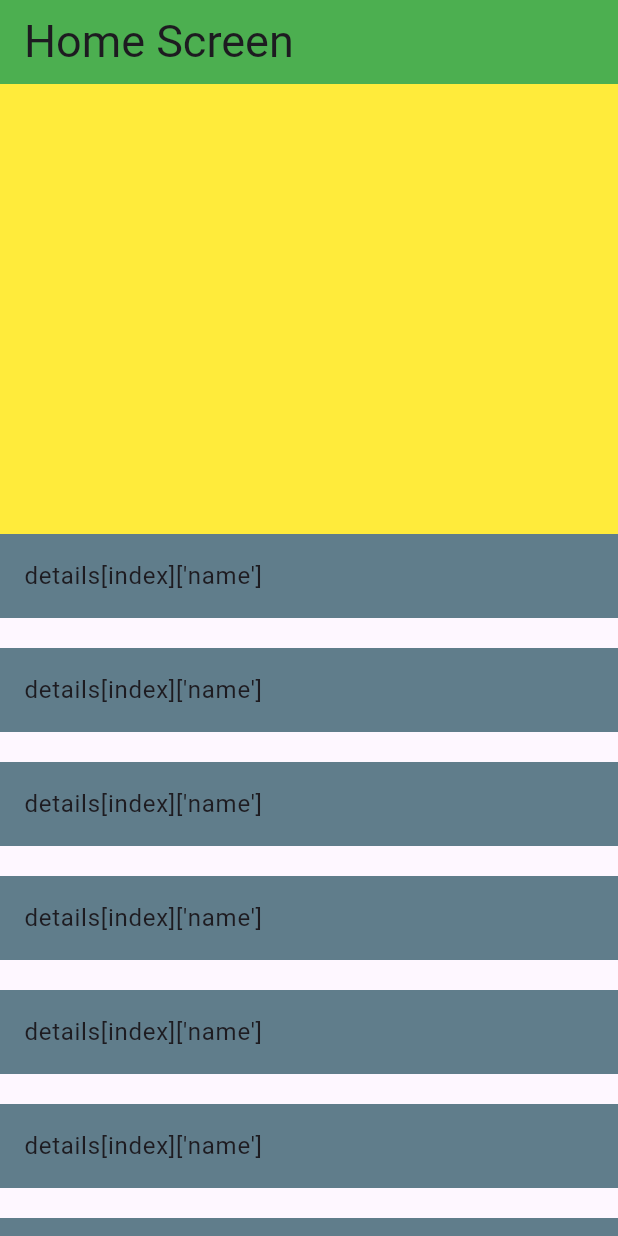
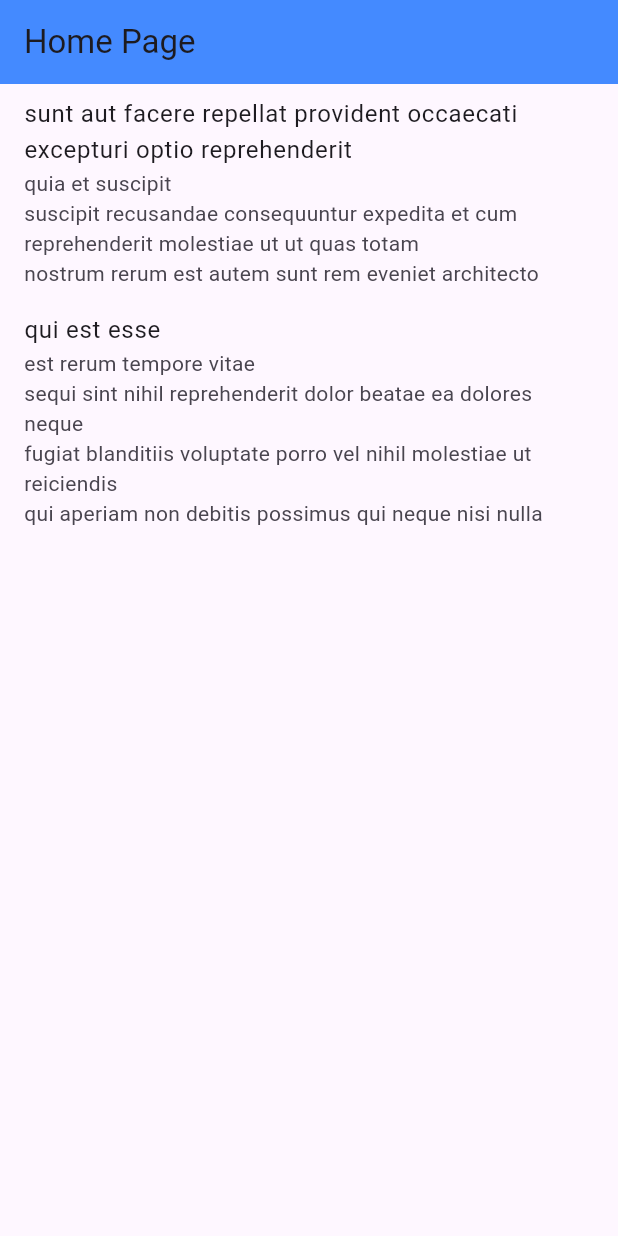
Before and after one commit to hasfarwork/Flutter-assignments, a Flutter app: the screen it shows after launch, on a phone screen of 412 x 824 dp. Run offline on Flutter 3.47's test engine with Material 3 defaults, Android fonts, the phone set to English and light mode, and no system bars.

Commit message:
Getting data through list of maps-API connectivity example through list

```diff
--- a/lib/home_screen.dart
+++ b/lib/home_screen.dart
@@ -3,49 +3,38 @@ import 'package:flutter/material.dart';
 
 class HomeScreen extends StatelessWidget {
   HomeScreen({super.key});
-  List<Map> details = [
-    {"name": "asif", "age": 27, "city": "lahore"},
-    {"name": "saif", "age": 30, "city": "Karachi"},
-    {"name": "Huzaifa", "age": 30, "city": "Islamabad"},
+  List posts = [
+    {
+      "userId": 1,
+      "id": 1,
+      "title":
+          "sunt aut facere repellat provident occaecati excepturi optio reprehenderit",
+      "body":
+          "quia et suscipit\nsuscipit recusandae consequuntur expedita et cum\nreprehenderit molestiae ut ut quas totam\nnostrum rerum est autem sunt rem eveniet architecto",
+    },
+    {
+      "userId": 1,
+      "id": 2,
+      "title": "qui est esse",
+      "body":
+          "est rerum tempore vitae\nsequi sint nihil reprehenderit dolor beatae ea dolores neque\nfugiat blanditiis voluptate porro vel nihil molestiae ut reiciendis\nqui aperiam non debitis possimus qui neque nisi nulla",
+    },
   ];
   @override
   Widget build(BuildContext context) {
     return Scaffold(
       appBar: AppBar(
-        backgroundColor: Colors.green,
-
-        title: Text("Home Screen", style: TextStyle(fontSize: 30)),
+        title: Text("Home Page"),
+        backgroundColor: Colors.blueAccent,
       ),
-      body: Column(
-        children: [
-          Container(color: Colors.yellow, height: 300),
-          Expanded(
-            child: ListView.builder(
-              shrinkWrap: true,
-              // physics: NeverScrollableScrollPhysics(),
-              itemCount: 60,
-              itemBuilder: (context, index) {
-                return Container(
-                  margin: EdgeInsets.only(bottom: 20),
-                  child: ListTile(
-                    title: Text("details[index]['name']"),
-                    tileColor: Colors.blueGrey,
-                    onTap: () {
-                      Navigator.push(
-                        context,
-                        MaterialPageRoute(
-                          builder:
-                              (context) =>
-                                  AboutScreen(studentData: details[index]),
-                        ),
-                      );
-                    },
-                  ),
-                );
-              },
-            ),
-          ),
-        ],
+      body: ListView.builder(
+        itemCount: posts.length,
+        itemBuilder: (context, index) {
+          return ListTile(
+            title: Text("${posts[index]['title']}"),
+            subtitle: Text("${posts[index]['body']}"),
+          );
+        },
       ),
     );
   }
```
